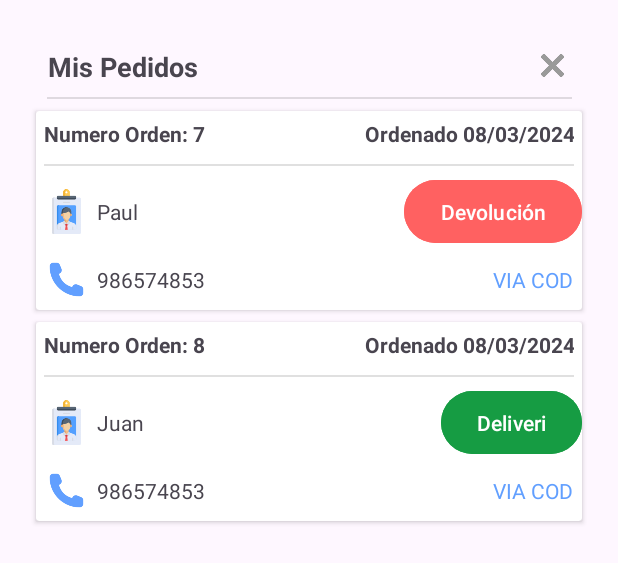
After one commit to PedroSiccha/mapapp, an Android app: the layout custom_view_order.xml on its own in the app's theme, with its tools: preview values and no code run, on a phone screen of 412 x 824 dp. The commit adds this screen. Shown: the top 563 px of the screen. Run offline under Robolectric (Android 15) with nearby library versions, the phone set to English and light mode, and no system bars; network calls fail.

Commit message:
Integracion Pedidos

```diff
--- a/app/build.gradle.kts
+++ b/app/build.gradle.kts
@@ -65,5 +65,7 @@ dependencies {
     implementation("com.squareup.retrofit2:retrofit:2.9.0")
     implementation("com.squareup.retrofit2:converter-gson:2.9.0")
 
+    //noinspection GradleCompatible
+    implementation("com.android.support:appcompat-v7:28.0.0")
 
 }
--- /dev/null
+++ b/app/src/main/res/layout/custom_view_order.xml
@@ -0,0 +1,282 @@
+<?xml version="1.0" encoding="utf-8"?>
+<androidx.constraintlayout.widget.ConstraintLayout
+    xmlns:android="http://schemas.android.com/apk/res/android"
+    xmlns:tools="http://schemas.android.com/tools"
+    android:layout_width="match_parent"
+    android:layout_height="match_parent"
+    android:layout_margin="@dimen/dim_16dp"
+    xmlns:app="http://schemas.android.com/apk/res-auto">
+
+    <TextView
+        android:id="@+id/tvTitle"
+        android:layout_width="wrap_content"
+        android:layout_height="wrap_content"
+        android:text="Mis Pedidos"
+        app:layout_constraintStart_toStartOf="parent"
+        app:layout_constraintTop_toTopOf="parent"
+        android:layout_margin="16dp"
+        android:textSize="18sp"
+        android:textStyle="bold"/>
+
+    <ImageView
+        android:id="@+id/ivClose"
+        android:layout_width="15dp"
+        android:layout_height="15dp"
+        app:layout_constraintEnd_toEndOf="parent"
+        app:layout_constraintTop_toTopOf="parent"
+        android:src="@drawable/cerrar"
+        android:layout_margin="20dp"/>
+
+    <View
+        android:id="@+id/divider"
+        android:layout_width="350dp"
+        android:layout_height="1dp"
+        android:layout_margin="@dimen/dim_8dp"
+        app:layout_constraintTop_toBottomOf="@id/tvTitle"
+        app:layout_constraintStart_toStartOf="parent"
+        app:layout_constraintEnd_toEndOf="parent"
+        android:background="?android:attr/listDivider"
+        tools:layout_editor_absoluteX="1dp"
+        tools:layout_editor_absoluteY="51dp" />
+
+    <androidx.cardview.widget.CardView
+        android:id="@+id/cvOrder1"
+        android:layout_width="match_parent"
+        android:layout_height="wrap_content"
+        app:layout_constraintStart_toStartOf="parent"
+        app:layout_constraintEnd_toEndOf="parent"
+        app:layout_constraintTop_toBottomOf="@id/divider"
+        android:elevation="5dp"
+        android:layout_margin="8dp">
+
+        <LinearLayout
+            android:layout_width="match_parent"
+            android:layout_height="match_parent"
+            android:orientation="vertical">
+
+            <LinearLayout
+                android:id="@+id/llTitle"
+                android:layout_width="match_parent"
+                android:layout_height="wrap_content"
+                android:orientation="horizontal">
+
+                <TextView
+                    android:layout_width="wrap_content"
+                    android:layout_height="wrap_content"
+                    android:layout_weight="1"
+                    android:text="Numero Orden: 7"
+                    android:layout_margin="5dp"
+                    android:textStyle="bold"/>
+
+                <TextView
+                    android:layout_width="wrap_content"
+                    android:layout_height="wrap_content"
+                    android:layout_weight="1"
+                    android:textAlignment="textEnd"
+                    android:text="Ordenado 08/03/2024"
+                    android:layout_margin="5dp"
+                    android:textStyle="bold"/>
+
+            </LinearLayout>
+
+            <View
+                android:id="@+id/dividerCard"
+                android:layout_width="match_parent"
+                android:layout_height="1dp"
+                android:background="?android:attr/listDivider"
+                android:layout_margin="5dp"/>
+
+            <androidx.constraintlayout.widget.ConstraintLayout
+                android:layout_width="match_parent"
+                android:layout_height="wrap_content">
+
+                <ImageView
+                    android:id="@+id/imgCard"
+                    android:layout_width="30dp"
+                    android:layout_height="30dp"
+                    android:layout_margin="5dp"
+                    app:layout_constraintStart_toStartOf="parent"
+                    app:layout_constraintTop_toTopOf="parent"
+                    app:layout_constraintBottom_toBottomOf="parent"
+                    android:src="@drawable/tarjetaidentificacion"/>
+
+                <TextView
+                    android:layout_width="0dp"
+                    android:layout_height="wrap_content"
+                    android:text="Paul"
+                    android:layout_margin="5dp"
+                    app:layout_constraintStart_toEndOf="@id/imgCard"
+                    app:layout_constraintTop_toTopOf="parent"
+                    app:layout_constraintBottom_toBottomOf="parent"/>
+
+                <Button
+                    android:layout_width="wrap_content"
+                    android:layout_height="50dp"
+                    android:backgroundTint="@color/red_background"
+                    android:text="Devolución"
+                    app:layout_constraintEnd_toEndOf="parent"
+                    app:layout_constraintTop_toTopOf="parent"
+                    app:layout_constraintBottom_toBottomOf="parent"/>
+
+            </androidx.constraintlayout.widget.ConstraintLayout>
+
+            <androidx.constraintlayout.widget.ConstraintLayout
+                android:layout_width="match_parent"
+                android:layout_height="wrap_content">
+
+                <ImageView
+                    android:id="@+id/imgPhone"
+                    android:layout_width="30dp"
+                    android:layout_height="30dp"
+                    android:layout_margin="5dp"
+                    app:layout_constraintStart_toStartOf="parent"
+                    app:layout_constraintTop_toTopOf="parent"
+                    app:layout_constraintBottom_toBottomOf="parent"
+                    android:src="@drawable/llamar"/>
+
+                <TextView
+                    android:layout_width="wrap_content"
+                    android:layout_height="wrap_content"
+                    android:text="986574853"
+                    android:layout_margin="5dp"
+                    app:layout_constraintStart_toEndOf="@id/imgPhone"
+                    app:layout_constraintTop_toTopOf="parent"
+                    app:layout_constraintBottom_toBottomOf="parent"/>
+
+                <TextView
+                    android:layout_width="wrap_content"
+                    android:layout_height="wrap_content"
+                    android:text="VIA COD"
+                    android:textColor="@color/blue_background"
+                    android:layout_margin="5dp"
+                    app:layout_constraintEnd_toEndOf="parent"
+                    app:layout_constraintTop_toTopOf="parent"
+                    app:layout_constraintBottom_toBottomOf="parent"/>
+
+            </androidx.constraintlayout.widget.ConstraintLayout>
+
+        </LinearLayout>
+
+    </androidx.cardview.widget.CardView>
+
+    <androidx.cardview.widget.CardView
+        android:id="@+id/cvOrder2"
+        android:layout_width="match_parent"
+        android:layout_height="wrap_content"
+        app:layout_constraintStart_toStartOf="parent"
+        app:layout_constraintEnd_toEndOf="parent"
+        app:layout_constraintTop_toBottomOf="@id/cvOrder1"
+        android:elevation="5dp"
+        android:layout_margin="8dp">
+
+        <LinearLayout
+            android:layout_width="match_parent"
+            android:layout_height="match_parent"
+            android:orientation="vertical">
+
+            <LinearLayout
+                android:id="@+id/llTitle1"
+                android:layout_width="match_parent"
+                android:layout_height="wrap_content"
+                android:orientation="horizontal">
+
+                <TextView
+                    android:layout_width="wrap_content"
+                    android:layout_height="wrap_content"
+                    android:layout_weight="1"
+                    android:text="Numero Orden: 8"
+                    android:layout_margin="5dp"
+                    android:textStyle="bold"/>
+
+                <TextView
+                    android:layout_width="wrap_content"
+                    android:layout_height="wrap_content"
+                    android:layout_weight="1"
+                    android:textAlignment="textEnd"
+                    android:text="Ordenado 08/03/2024"
+                    android:layout_margin="5dp"
+                    android:textStyle="bold"/>
+
+            </LinearLayout>
+
+            <View
+                android:id="@+id/dividerCard2"
+                android:layout_width="match_parent"
+                android:layout_height="1dp"
+                android:background="?android:attr/listDivider"
+                android:layout_margin="5dp"/>
+
+            <androidx.constraintlayout.widget.ConstraintLayout
+                android:layout_width="match_parent"
+                android:layout_height="wrap_content">
+
+                <ImageView
+                    android:id="@+id/imgCard2"
+                    android:layout_width="30dp"
+                    android:layout_height="30dp"
+                    android:layout_margin="5dp"
+                    app:layout_constraintStart_toStartOf="parent"
+                    app:layout_constraintTop_toTopOf="parent"
+                    app:layout_constraintBottom_toBottomOf="parent"
+                    android:src="@drawable/tarjetaidentificacion"/>
+
+                <TextView
+                    android:layout_width="0dp"
+                    android:layout_height="wrap_content"
+                    android:text="Juan"
+                    android:layout_margin="5dp"
+                    app:layout_constraintStart_toEndOf="@id/imgCard2"
+                    app:layout_constraintTop_toTopOf="parent"
+                    app:layout_constraintBottom_toBottomOf="parent"/>
+
+                <Button
+                    android:layout_width="wrap_content"
+                    android:layout_height="50dp"
+                    android:backgroundTint="@color/green_background"
+                    android:text="Deliveri"
+                    app:layout_constraintEnd_toEndOf="parent"
+                    app:layout_constraintTop_toTopOf="parent"
+                    app:layout_constraintBottom_toBottomOf="parent"/>
+
+            </androidx.constraintlayout.widget.ConstraintLayout>
+
+            <androidx.constraintlayout.widget.ConstraintLayout
+                android:layout_width="match_parent"
+                android:layout_height="wrap_content">
+
+                <ImageView
+                    android:id="@+id/imgPhone2"
+                    android:layout_width="30dp"
+                    android:layout_height="30dp"
+                    android:layout_margin="5dp"
+                    app:layout_constraintStart_toStartOf="parent"
+                    app:layout_constraintTop_toTopOf="parent"
+                    app:layout_constraintBottom_toBottomOf="parent"
+                    android:src="@drawable/llamar"/>
+
+                <TextView
+                    android:layout_width="wrap_content"
+                    android:layout_height="wrap_content"
+                    android:text="986574853"
+                    android:layout_margin="5dp"
+                    app:layout_constraintStart_toEndOf="@id/imgPhone2"
+                    app:layout_constraintTop_toTopOf="parent"
+                    app:layout_constraintBottom_toBottomOf="parent"/>
+
+                <TextView
+                    android:layout_width="wrap_content"
+                    android:layout_height="wrap_content"
+                    android:text="VIA COD"
+                    android:textColor="@color/blue_background"
+                    android:layout_margin="5dp"
+                    app:layout_constraintEnd_toEndOf="parent"
+                    app:layout_constraintTop_toTopOf="parent"
+                    app:layout_constraintBottom_toBottomOf="parent"/>
+
+            </androidx.constraintlayout.widget.ConstraintLayout>
+
+        </LinearLayout>
+
+    </androidx.cardview.widget.CardView>
+
+</androidx.constraintlayout.widget.ConstraintLayout>
--- a/app/src/main/res/values/colors.xml
+++ b/app/src/main/res/values/colors.xml
@@ -8,6 +8,8 @@
     <color name="text_secundary">#7d889b</color>
     <color name="text_subtitle">#515a69</color>
     <color name="blue_background">#619FFF</color>
+    <color name="red_background">#FF6161</color>
+    <color name="green_background">#169C43</color>
     <color name="transparent_green">#19006993</color>
 
 </resources>
--- a/app/src/main/res/values/style.xml
+++ b/app/src/main/res/values/style.xml
@@ -33,4 +33,8 @@
         <item name="android:textCursorDrawable">@drawable/dr_cursor</item>
     </style>
 
+    <style name="ShapeAppearanceOverlay.App.Corner20p" parent="">
+        <item name="cornerSize">20%</item>
+    </style>
+
 </resources>
```
Also changed, not shown: app/src/main/java/com/inforad/mapapp/MainActivity.kt (+8 -7 lines), app/src/main/java/com/inforad/mapapp/view/maps/MapsActivity.kt (+28 -26 lines), app/src/main/res/drawable/custom_progress_bar.xml (added, +16 -0 lines), app/src/main/res/layout/custom_create_order.xml (added, +173 -0 lines), app/src/main/res/layout/custom_progressbar.xml (added, +9 -0 lines), app/src/main/res/drawable/anadir.png (added), app/src/main/res/drawable/borrar.png (added), app/src/main/res/drawable/circuloplus.png (added), app/src/main/res/drawable/informacion.png (added), app/src/main/res/drawable/lupa.png (added), app/src/main/res/drawable/mensajes.png (added), app/src/main/res/drawable/signomenos.png (added), app/src/main/res/drawable/tarjetaidentificacion.png (added).
